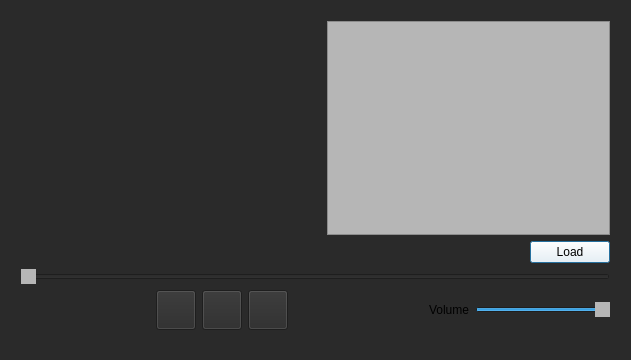
Before: the Qt Designer form dialog.ui in AndreiG23/MP3Player, drawn with Qt 5.
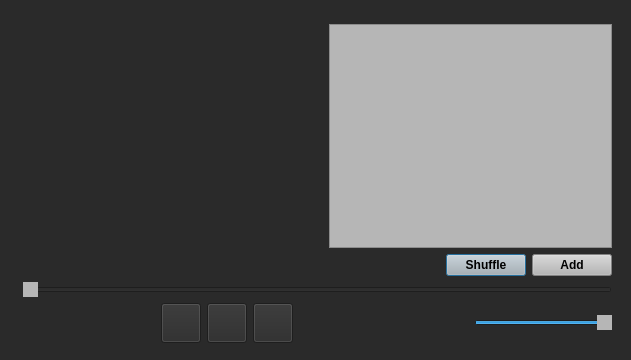
After: the same form once the commit is applied. Icons and pictures are not drawn.

What changed in the file:
```diff
--- a/dialog.ui
+++ b/dialog.ui
@@ -26,13 +26,13 @@
   <property name="sizeGripEnabled">
    <bool>false</bool>
   </property>
-  <widget class="QWidget" name="layoutWidget">
+  <widget class="QWidget" name="">
    <property name="geometry">
     <rect>
-     <x>10</x>
-     <y>10</y>
+     <x>12</x>
+     <y>13</y>
      <width>611</width>
-     <height>331</height>
+     <height>341</height>
     </rect>
    </property>
    <layout class="QVBoxLayout" name="verticalLayout_3">
@@ -78,13 +78,35 @@
             </property>
            </spacer>
           </item>
+          <item>
+           <widget class="QPushButton" name="ShuffleButton">
+            <property name="font">
+             <font>
+              <weight>75</weight>
+              <bold>true</bold>
+             </font>
+            </property>
+            <property name="styleSheet">
+             <string notr="true">background-color: rgb(182, 182, 182);</string>
+            </property>
+            <property name="text">
+             <string>Shuffle</string>
+            </property>
+           </widget>
+          </item>
           <item>
            <widget class="QPushButton" name="LoadButton">
+            <property name="font">
+             <font>
+              <weight>75</weight>
+              <bold>true</bold>
+             </font>
+            </property>
             <property name="styleSheet">
-             <string notr="true">background-color: rgb(255, 255, 255);</string>
+             <string notr="true">background-color: rgb(182, 182, 182);</string>
             </property>
             <property name="text">
-             <string>Load</string>
+             <string>Add</string>
             </property>
            </widget>
           </item>
@@ -214,7 +236,7 @@
           </property>
           <property name="sizeHint" stdset="0">
            <size>
-            <width>28</width>
+            <width>27</width>
             <height>28</height>
            </size>
           </property>
@@ -228,8 +250,11 @@
             <height>30</height>
            </size>
           </property>
+          <property name="styleSheet">
+           <string notr="true">border-image: url(:/images/Sound.png);</string>
+          </property>
           <property name="text">
-           <string>Volume</string>
+           <string/>
           </property>
          </widget>
         </item>
```
Left out of the diff: 4 changed lines with no effect on the pictures.
